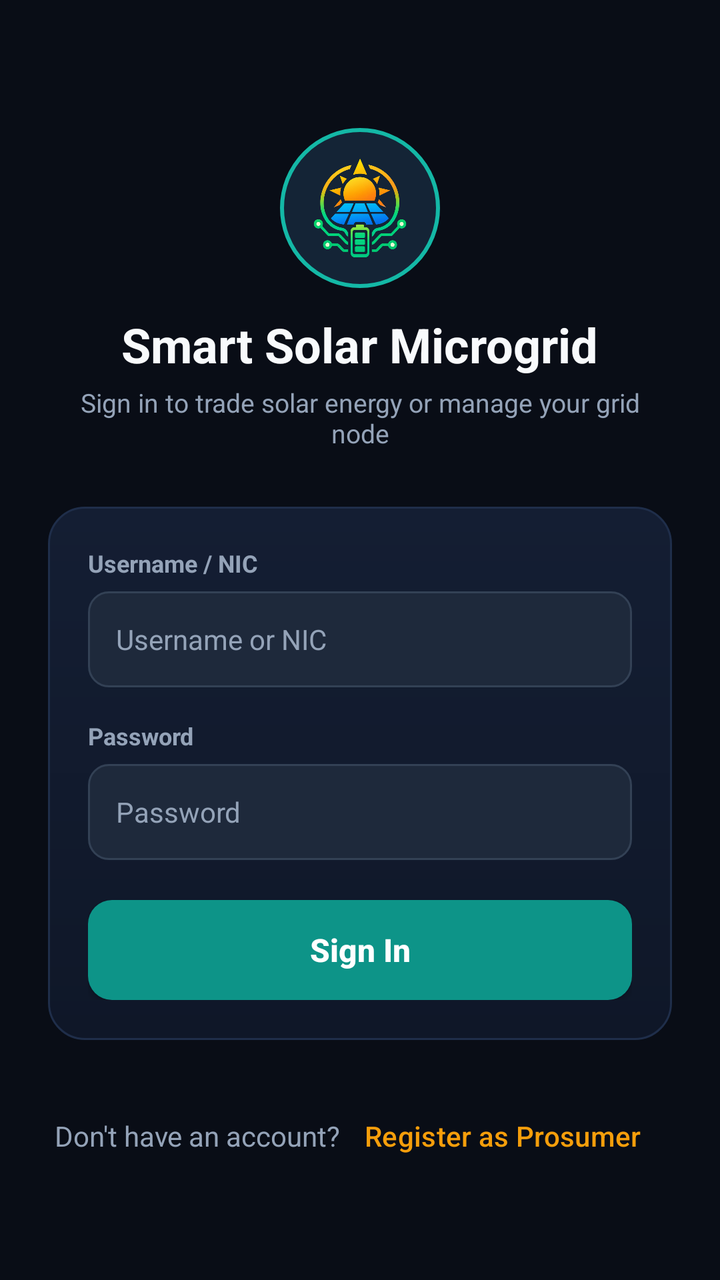
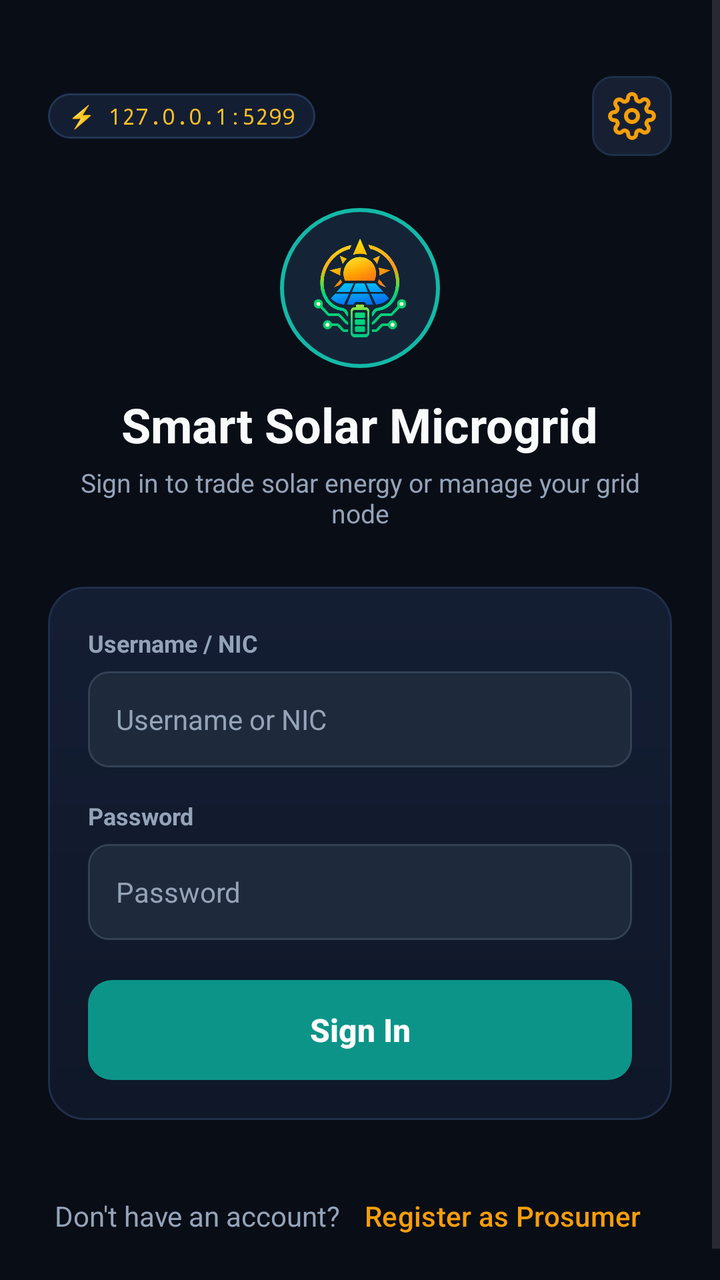

The first picture is an Android layout as it rendered before a commit; the second is the same layout after the commit. The layout source and the unified diff follow.
<!-- AndroidManifest.xml: application theme Theme.SmartSolarMicrogrid -->
<!-- res/layout/activity_login.xml -->
<?xml version="1.0" encoding="utf-8"?>

<ScrollView xmlns:android="http://schemas.android.com/apk/res/android"
    android:layout_width="match_parent"
    android:layout_height="match_parent"
    android:background="@color/background_dark"
    android:fillViewport="true">

    <LinearLayout
        android:layout_width="match_parent"
        android:layout_height="wrap_content"
        android:gravity="center"
        android:orientation="vertical"
        android:padding="24dp">

        <FrameLayout
            android:layout_width="80dp"
            android:layout_height="80dp"
            android:layout_marginTop="16dp"
            android:background="@drawable/avatar_circle_bg">

            <ImageView
                android:layout_width="52dp"
                android:layout_height="52dp"
                android:layout_gravity="center"
                android:contentDescription="@string/app_name"
                android:scaleType="fitCenter"
                android:src="@drawable/ic_solar_logo" />
        </FrameLayout>

        <TextView
            android:layout_width="wrap_content"
            android:layout_height="wrap_content"
            android:layout_marginTop="12dp"
            android:text="@string/app_name"
            android:textColor="@color/text_primary"
            android:textSize="24sp"
            android:textStyle="bold" />

        <TextView
            android:layout_width="wrap_content"
            android:layout_height="wrap_content"
            android:layout_marginTop="4dp"
            android:text="@string/login_subtitle"
            android:textAlignment="center"
            android:textColor="@color/text_secondary"
            android:textSize="13sp" />

        <LinearLayout
            android:layout_width="match_parent"
            android:layout_height="wrap_content"
            android:layout_marginTop="28dp"
            android:background="@drawable/card_bg"
            android:orientation="vertical"
            android:padding="20dp">

            <TextView
                android:layout_width="wrap_content"
                android:layout_height="wrap_content"
                android:text="Username / NIC"
                android:textColor="@color/text_secondary"
                android:textSize="12sp"
                android:textStyle="bold" />

            <EditText
                android:id="@+id/etUsername"
                android:layout_width="match_parent"
                android:layout_height="48dp"
                android:layout_marginTop="6dp"
                android:background="@drawable/edit_text_bg"
                android:hint="@string/username_or_nic_hint"
                android:inputType="text"
                android:paddingHorizontal="14dp"
                android:textColor="@color/text_primary"
                android:textColorHint="@color/text_secondary"
                android:textSize="14sp" />

            <TextView
                android:layout_width="wrap_content"
                android:layout_height="wrap_content"
                android:layout_marginTop="16dp"
                android:text="Password"
                android:textColor="@color/text_secondary"
                android:textSize="12sp"
                android:textStyle="bold" />

            <EditText
                android:id="@+id/etPassword"
                android:layout_width="match_parent"
                android:layout_height="48dp"
                android:layout_marginTop="6dp"
                android:background="@drawable/edit_text_bg"
                android:hint="@string/password_hint"
                android:inputType="textPassword"
                android:paddingHorizontal="14dp"
                android:textColor="@color/text_primary"
                android:textColorHint="@color/text_secondary"
                android:textSize="14sp" />

            <ProgressBar
                android:id="@+id/progressBar"
                android:layout_width="wrap_content"
                android:layout_height="wrap_content"
                android:layout_gravity="center"
                android:layout_marginTop="16dp"
                android:indeterminateTint="@color/accent"
                android:visibility="gone" />

            <Button
                android:id="@+id/btnSignIn"
                android:layout_width="match_parent"
                android:layout_height="50dp"
                android:layout_marginTop="20dp"
                android:background="@drawable/rounded_button"
                android:text="@string/sign_in_btn"
                android:textAllCaps="false"
                android:textColor="@color/white"
                android:textSize="16sp"
                android:textStyle="bold" />

        </LinearLayout>

        <LinearLayout
            android:layout_width="wrap_content"
            android:layout_height="wrap_content"
            android:layout_marginTop="24dp"
            android:gravity="center"
            android:orientation="horizontal">

            <TextView
                android:layout_width="wrap_content"
                android:layout_height="wrap_content"
                android:text="@string/no_account_text"
                android:textColor="@color/text_secondary"
                android:textSize="14sp" />

            <Button
                android:id="@+id/btnRegister"
                style="@style/Widget.Material3.Button.TextButton"
                android:layout_width="wrap_content"
                android:layout_height="wrap_content"
                android:text="@string/register_as_prosumer_btn"
                android:textColor="@color/accent"
                android:textSize="14sp" />
        </LinearLayout>

    </LinearLayout>

</ScrollView>
<!-- resources referenced by this layout -->
<resources>
  <color name="accent">#F59E0B</color>
  <color name="background_dark">#090D16</color>
  <color name="text_primary">#F8FAFC</color>
  <color name="text_secondary">#94A3B8</color>
  <color name="white">#FFFFFF</color>
  <!-- drawable rounded_button (drawable) -->
  <?xml version="1.0" encoding="utf-8"?>
  
  <shape xmlns:android="http://schemas.android.com/apk/res/android"
      android:shape="rectangle">
      <corners android:radius="12dp" />
      <solid android:color="@color/primary" />
  </shape>
  <string name="app_name">Smart Solar Microgrid</string>
  <string name="login_subtitle">Sign in to trade solar energy or manage your grid node</string>
  <string name="no_account_text">Don\'t have an account?</string>
  <string name="password_hint">Password</string>
  <string name="register_as_prosumer_btn">Register as Prosumer</string>
  <string name="sign_in_btn">Sign In</string>
  <string name="username_or_nic_hint">Username or NIC</string>
  <color name="primary_light">#14B8A6</color>
  <color name="card_border">#1F2E4A</color>
  <color name="primary">#0D9488</color>
  <color name="background_darker">#06080F</color>
  <!-- unchanged entries left out for length: 5 -->
</resources>

<!-- the commit's change to res/layout/activity_login.xml (unified diff, before → after) -->
@@ -9,9 +9,43 @@
     <LinearLayout
         android:layout_width="match_parent"
         android:layout_height="wrap_content"
-        android:gravity="center"
+        android:gravity="center_horizontal"
         android:orientation="vertical"
         android:padding="24dp">
+
+        
+        <RelativeLayout
+            android:layout_width="match_parent"
+            android:layout_height="wrap_content"
+            android:layout_marginTop="14dp"
+            android:layout_marginBottom="10dp">
+
+            <TextView
+                android:id="@+id/tvCurrentServerBadge"
+                android:layout_width="wrap_content"
+                android:layout_height="wrap_content"
+                android:layout_alignParentStart="true"
+                android:layout_centerVertical="true"
+                android:background="@drawable/badge_role_pill"
+                android:paddingHorizontal="10dp"
+                android:paddingVertical="4dp"
+                android:text="⚡ 127.0.0.1:5299"
+                android:textColor="@color/accent_light"
+                android:textSize="11sp"
+                android:fontFamily="monospace" />
+
+            <ImageButton
+                android:id="@+id/btnServerSettings"
+                android:layout_width="40dp"
+                android:layout_height="40dp"
+                android:layout_alignParentEnd="true"
+                android:layout_centerVertical="true"
+                android:background="@drawable/btn_preset_chip"
+                android:src="@drawable/ic_settings"
+                android:tint="@color/accent"
+                android:contentDescription="Server Connection Settings"
+                android:padding="8dp" />
+        </RelativeLayout>
 
         <FrameLayout
             android:layout_width="80dp"
<!-- resource entries referenced after the edit -->
@@ -1,10 +1,60 @@
 <!-- resources referenced by this layout -->
 <resources>
   <color name="accent">#F59E0B</color>
+  <color name="accent_light">#FBBF24</color>
   <color name="background_dark">#090D16</color>
   <color name="text_primary">#F8FAFC</color>
   <color name="text_secondary">#94A3B8</color>
   <color name="white">#FFFFFF</color>
+  <!-- drawable badge_role_pill (drawable) -->
+  <?xml version="1.0" encoding="utf-8"?>
+  <shape xmlns:android="http://schemas.android.com/apk/res/android"
+      android:shape="rectangle">
+      <corners android:radius="20dp" />
+      <solid android:color="#141E33" />
+      <stroke
+          android:width="1dp"
+          android:color="#223656" />
+  </shape>
+  <!-- drawable btn_preset_chip (drawable) -->
+  <?xml version="1.0" encoding="utf-8"?>
+  <selector xmlns:android="http://schemas.android.com/apk/res/android">
+      <item android:state_pressed="true">
+          <shape android:shape="rectangle">
+              <corners android:radius="10dp" />
+              <solid android:color="@color/primary_dark" />
+              <stroke android:width="1dp" android:color="@color/primary_light" />
+          </shape>
+      </item>
+      <item>
+          <shape android:shape="rectangle">
+              <corners android:radius="10dp" />
+              <solid android:color="@color/card_surface" />
+              <stroke android:width="1dp" android:color="@color/card_border" />
+          </shape>
+      </item>
+  </selector>
+  <!-- drawable ic_settings (drawable) -->
+  <vector xmlns:android="http://schemas.android.com/apk/res/android"
+      android:width="24dp"
+      android:height="24dp"
+      android:viewportWidth="24"
+      android:viewportHeight="24">
+      <path
+          android:fillColor="#00000000"
+          android:strokeColor="@color/text_secondary"
+          android:strokeWidth="2"
+          android:strokeLineCap="round"
+          android:strokeLineJoin="round"
+          android:pathData="M12,15a3,3 0 1,0 0,-6 3,3 0 0,0 0,6z" />
+      <path
+          android:fillColor="#00000000"
+          android:strokeColor="@color/text_secondary"
+          android:strokeWidth="2"
+          android:strokeLineCap="round"
+          android:strokeLineJoin="round"
+          android:pathData="M19.4,15a1.65,1.65 0 0,0 0.33,1.82l0.06,0.06a2,2 0 0,1 0,2.83 2,2 0 0,1 -2.83,0l-0.06,-0.06a1.65,1.65 0 0,0 -1.82,-0.33 1.65,1.65 0 0,0 -1,1.51V21a2,2 0 0,1 -2,2 2,2 0 0,1 -2,-2v-0.09A1.65,1.65 0 0,0 9,19.4a1.65,1.65 0 0,0 -1.82,0.33l-0.06,0.06a2,2 0 0,1 -2.83,0 2,2 0 0,1 0,-2.83l0.06,-0.06a1.65,1.65 0 0,0 0.33,-1.82 1.65,1.65 0 0,0 -1.51,-1H3a2,2 0 0,1 -2,-2 2,2 0 0,1 2,-2h0.09A1.65,1.65 0 0,0 4.6,9a1.65,1.65 0 0,0 -0.33,-1.82l-0.06,-0.06a2,2 0 0,1 0,-2.83 2,2 0 0,1 2.83,0l0.06,0.06a1.65,1.65 0 0,0 1.82,0.33H9a1.65,1.65 0 0,0 1,-1.51V3a2,2 0 0,1 2,-2 2,2 0 0,1 2,2v0.09a1.65,1.65 0 0,0 1,1.51 1.65,1.65 0 0,0 1.82,-0.33l0.06,-0.06a2,2 0 0,1 2.83,0 2,2 0 0,1 0,2.83l-0.06,0.06a1.65,1.65 0 0,0 -0.33,1.82V9a1.65,1.65 0 0,0 1.51,1H21a2,2 0 0,1 2,2 2,2 0 0,1 -2,2h-0.09a1.65,1.65 0 0,0 -1.51,1z" />
+  </vector>
   <!-- drawable rounded_button (drawable) -->
   <?xml version="1.0" encoding="utf-8"?>
   
@@ -21,6 +71,8 @@
   <string name="sign_in_btn">Sign In</string>
   <string name="username_or_nic_hint">Username or NIC</string>
   <color name="primary_light">#14B8A6</color>
+  <color name="primary_dark">#0A4D46</color>
+  <color name="card_surface">#162032</color>
   <color name="card_border">#1F2E4A</color>
   <color name="primary">#0D9488</color>
   <color name="background_darker">#06080F</color>
